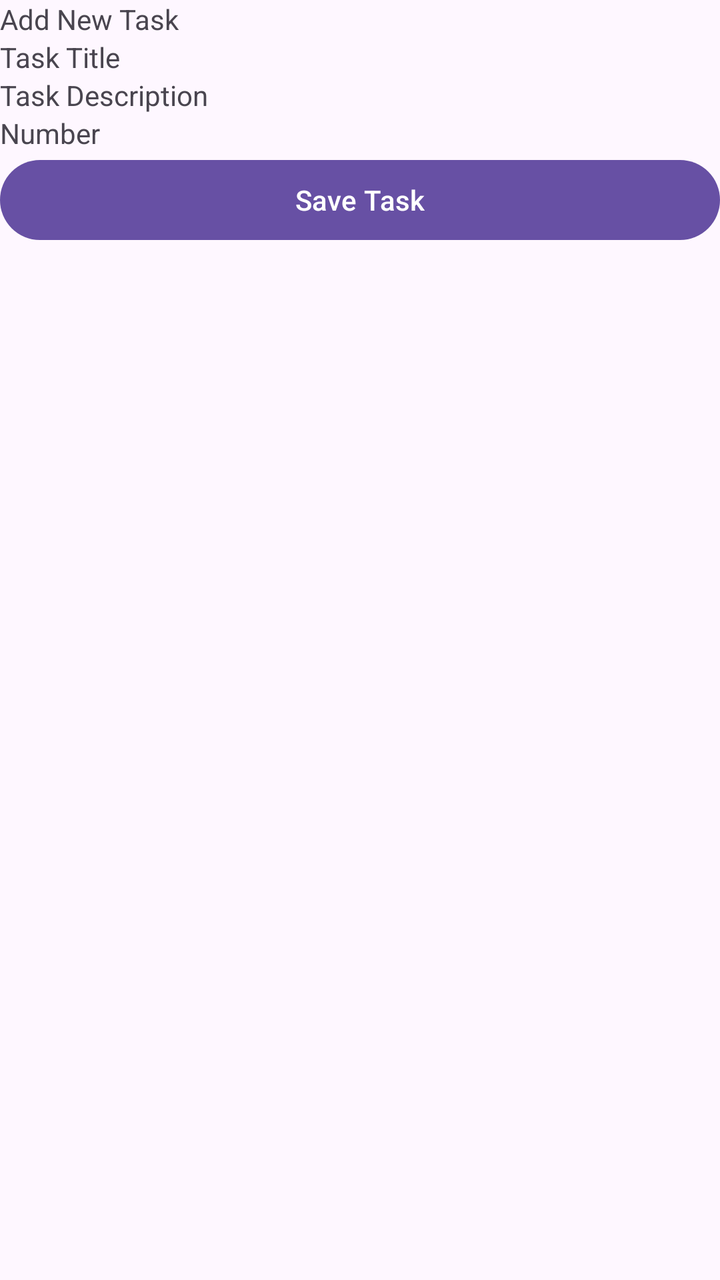
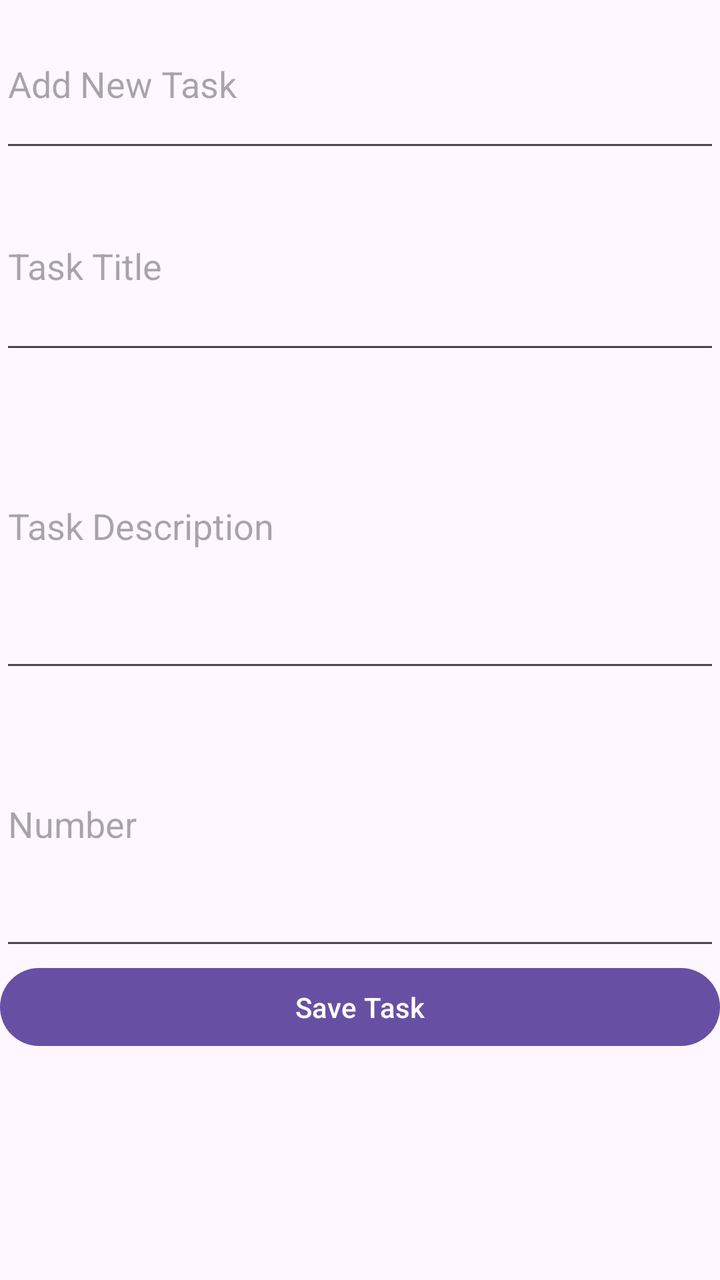

Screens rendered from an Android XML layout before and after an edit, with the pre-edit source and the edit as a unified diff.
<!-- AndroidManifest.xml: application theme Theme.FinalApplicationBasel -->
<!-- res/layout/activity_add_task2.xml -->
<?xml version="1.0" encoding="utf-8"?>
<LinearLayout xmlns:android="http://schemas.android.com/apk/res/android"
    android:layout_width="match_parent"
    android:layout_height="match_parent"
    android:orientation="vertical">

    <TextView
        android:id="@+id/TextView"
        android:layout_width="match_parent"
        android:layout_height="wrap_content"
        android:text="Add New Task" />

    <TextView
        android:id="@+id/etTitle"
        android:layout_width="match_parent"
        android:layout_height="wrap_content"
        android:text="Task Title" />

    <TextView
        android:id="@+id/etDescription"
        android:layout_width="match_parent"
        android:layout_height="wrap_content"
        android:text="Task Description" />

    <TextView
        android:id="@+id/etPriority"
        android:layout_width="match_parent"
        android:layout_height="wrap_content"
        android:text="Number" />

    <Button
        android:id="@+id/btnSaveTask"
        android:layout_width="match_parent"
        android:layout_height="wrap_content"
        android:text="Save Task" />
</LinearLayout>
<!-- resources referenced by this layout -->
<resources>
  <style name="Theme.FinalApplicationBasel" parent="Base.Theme.FinalApplicationBasel" />
  <style name="Base.Theme.FinalApplicationBasel" parent="Theme.Material3.DayNight.NoActionBar">
          
          
      </style>
</resources>

<!-- the commit's change to res/layout/activity_add_task2.xml (unified diff, before → after) -->
@@ -1,36 +1,37 @@
 <?xml version="1.0" encoding="utf-8"?>
 <LinearLayout xmlns:android="http://schemas.android.com/apk/res/android"
+    android:id="@+id/main"
     android:layout_width="match_parent"
     android:layout_height="match_parent"
     android:orientation="vertical">
 
-    <TextView
+    <EditText
         android:id="@+id/TextView"
         android:layout_width="match_parent"
-        android:layout_height="wrap_content"
-        android:text="Add New Task" />
+        android:layout_height="81dp"
+        android:hint="Add New Task" />
 
-    <TextView
+    <EditText
         android:id="@+id/etTitle"
         android:layout_width="match_parent"
-        android:layout_height="wrap_content"
-        android:text="Task Title" />
+        android:layout_height="101dp"
+        android:hint="Task Title" />
 
-    <TextView
+    <EditText
         android:id="@+id/etDescription"
         android:layout_width="match_parent"
-        android:layout_height="wrap_content"
-        android:text="Task Description" />
+        android:layout_height="159dp"
+        android:hint="Task Description" />
 
-    <TextView
+    <EditText
         android:id="@+id/etPriority"
         android:layout_width="match_parent"
-        android:layout_height="wrap_content"
-        android:text="Number" />
+        android:layout_height="139dp"
+        android:hint="Number" />
 
     <Button
         android:id="@+id/btnSaveTask"
         android:layout_width="match_parent"
-        android:layout_height="wrap_content"
+        android:layout_height="47dp"
         android:text="Save Task" />
 </LinearLayout>
